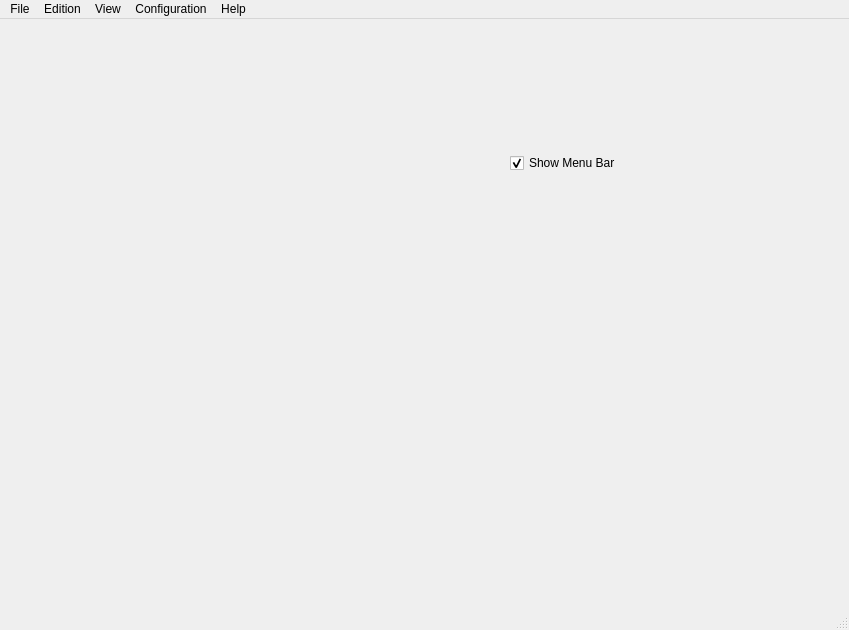
The window that mainwindow.ui (draco-sam/myDictionary) describes before a commit, drawn with Qt 5.
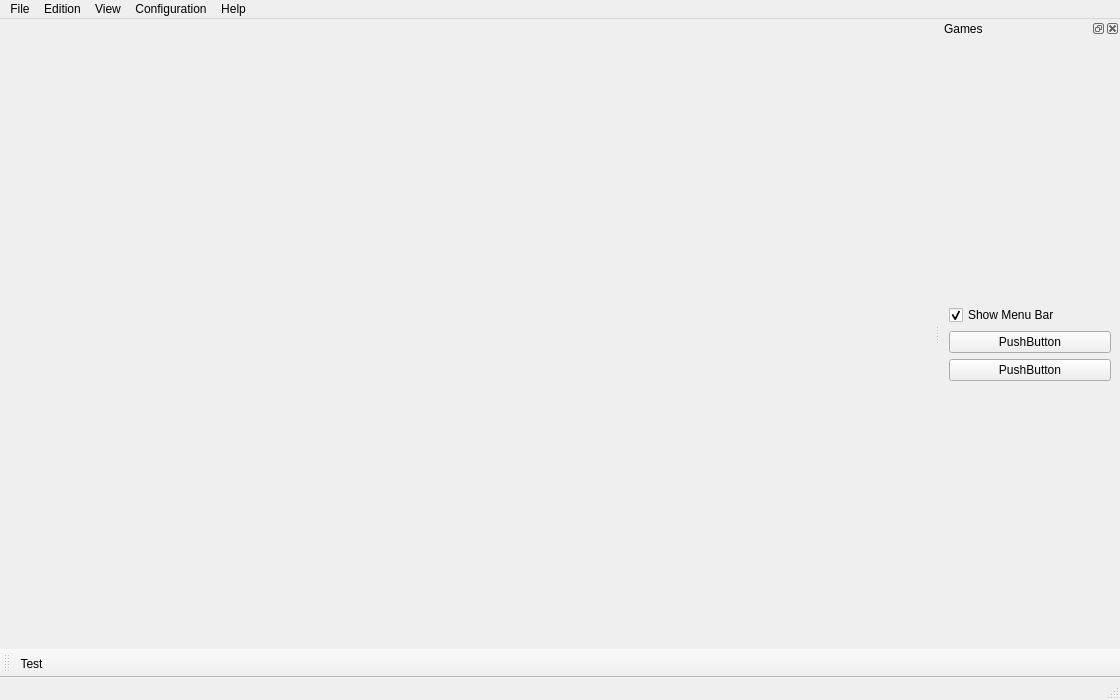
The same window after the commit. Icons and pictures are not drawn.

Commit message: Tool bar menu.

Diff of the .ui file:
```diff
--- a/mainwindow.ui
+++ b/mainwindow.ui
@@ -6,30 +6,19 @@
    <rect>
     <x>0</x>
     <y>0</y>
-    <width>849</width>
-    <height>630</height>
+    <width>1120</width>
+    <height>700</height>
    </rect>
   </property>
   <property name="windowTitle">
    <string>MainWindow</string>
   </property>
   <widget class="QWidget" name="centralwidget">
-   <widget class="QCheckBox" name="checkBox">
-    <property name="geometry">
-     <rect>
-      <x>510</x>
-      <y>130</y>
-      <width>161</width>
-      <height>28</height>
-     </rect>
-    </property>
-    <property name="text">
-     <string>Show Menu Bar</string>
-    </property>
-    <property name="checked">
-     <bool>true</bool>
-    </property>
-   </widget>
+   <layout class="QGridLayout" name="gridLayout_2">
+    <item row="0" column="0">
+     <layout class="QGridLayout" name="gridLayout"/>
+    </item>
+   </layout>
   </widget>
   <widget class="QMenuBar" name="menubar">
    <property name="enabled">
@@ -39,7 +28,7 @@
     <rect>
      <x>0</x>
      <y>0</y>
-     <width>849</width>
+     <width>1120</width>
      <height>30</height>
     </rect>
    </property>
@@ -75,6 +64,88 @@
    <addaction name="menuHelp"/>
   </widget>
   <widget class="QStatusBar" name="statusbar"/>
+  <widget class="QDockWidget" name="dockWidget_2">
+   <property name="enabled">
+    <bool>true</bool>
+   </property>
+   <property name="minimumSize">
+    <size>
+     <width>180</width>
+     <height>180</height>
+    </size>
+   </property>
+   <property name="windowIcon">
+    <iconset theme="accessories-calculator"/>
+   </property>
+   <property name="autoFillBackground">
+    <bool>false</bool>
+   </property>
+   <property name="features">
+    <set>QDockWidget::DockWidgetClosable|QDockWidget::DockWidgetFloatable|QDockWidget::DockWidgetMovable</set>
+   </property>
+   <property name="windowTitle">
+    <string>Games</string>
+   </property>
+   <attribute name="dockWidgetArea">
+    <number>2</number>
+   </attribute>
+   <widget class="QWidget" name="dockWidgetContents_2">
+    <layout class="QVBoxLayout" name="verticalLayout_2">
+     <item>
+      <layout class="QVBoxLayout" name="verticalLayout">
+       <item>
+        <widget class="QCheckBox" name="checkBox">
+         <property name="text">
+          <string>Show Menu Bar</string>
+         </property>
+         <property name="checked">
+          <bool>true</bool>
+         </property>
+        </widget>
+       </item>
+       <item>
+        <widget class="QPushButton" name="pushButton_2">
+         <property name="text">
+          <string>PushButton</string>
+         </property>
+        </widget>
+       </item>
+       <item>
+        <widget class="QPushButton" name="pushButton">
+         <property name="text">
+          <string>PushButton</string>
+         </property>
+        </widget>
+       </item>
+      </layout>
+     </item>
+    </layout>
+   </widget>
+  </widget>
+  <widget class="QToolBar" name="toolBar">
+   <property name="windowTitle">
+    <string>toolBar</string>
+   </property>
+   <attribute name="toolBarArea">
+    <enum>BottomToolBarArea</enum>
+   </attribute>
+   <attribute name="toolBarBreak">
+    <bool>false</bool>
+   </attribute>
+   <addaction name="actionTest"/>
+  </widget>
+  <action name="actionTest">
+   <property name="icon">
+    <iconset theme="accessories-calculator">
+     <normaloff>C:/Users/Draco/Pictures/MrDA6V3V_400x400.jpg</normaloff>C:/Users/Draco/Pictures/MrDA6V3V_400x400.jpg</iconset>
+   </property>
+   <property name="text">
+    <string>Test</string>
+   </property>
+   <property name="toolTip">
+    <string>Bonjour info bulle</string>
+   </property>
+  </action>
  </widget>
  <resources/>
  <connections/>
```
The commit also changes 2 other files.
